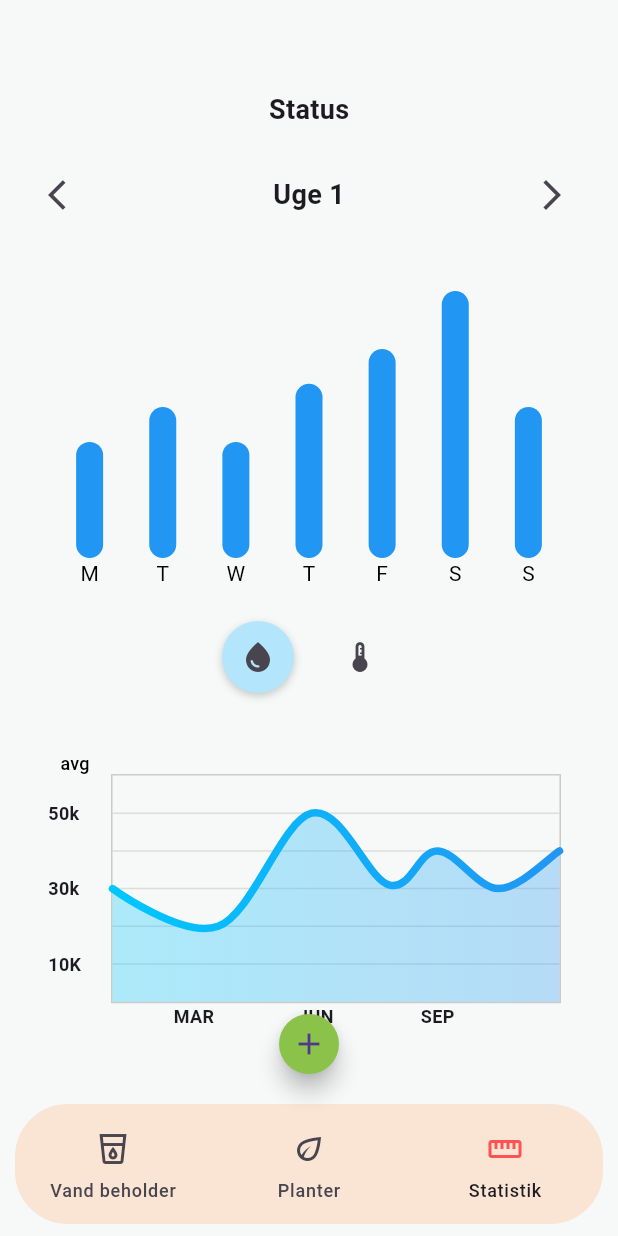
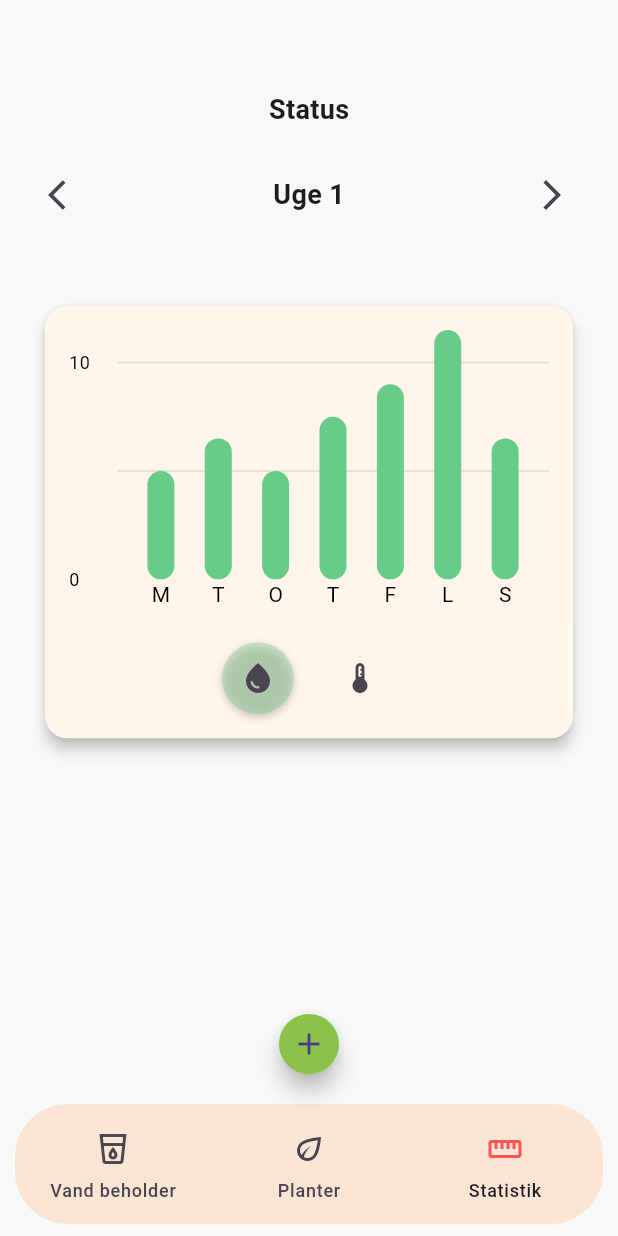
Before and after one commit to helene56/plant_monitor, a Flutter app: the screen it shows after launch, item 3 of the bottom bar chosen, on a phone screen of 412 x 824 dp. Run offline on Flutter 3.47's test engine with Material 3 defaults, Android fonts, the phone set to English and light mode, and no system bars; drawn by our look-alikes of fl_chart; our stand-ins replace flutter_blue_plus, flutter_riverpod, sqflite; missing offline and left inert: haptic_feedback; accounts and stored records are empty.

Commit message:
apply new colors and card

```diff
--- a/lib/pages/statistics.dart
+++ b/lib/pages/statistics.dart
@@ -9,15 +9,7 @@ class MyStats extends StatefulWidget {
 }
 
 class _MyStatsState extends State<MyStats> {
-  final List<String> _dropdownItems = ['choice 1', 'choice 2'];
-  String? _selectedDropdownValue;
   _SelectedButton _selectedButton = _SelectedButton.water;
-
-  @override
-  void initState() {
-    super.initState();
-    _selectedDropdownValue = _dropdownItems.first;
-  }
 
   @override
   Widget build(BuildContext context) {
@@ -31,20 +23,6 @@ class _MyStatsState extends State<MyStats> {
               'Status',
               style: TextStyle(fontSize: 18, fontWeight: FontWeight.bold),
             ),
-            // DropdownButton<String>(
-            //   value: _selectedDropdownValue,
-            //   onChanged: (String? newValue) {
-            //     setState(() {
-            //       _selectedDropdownValue = newValue;
-            //     });
-            //   },
-            //   items: _dropdownItems.map<DropdownMenuItem<String>>((String value) {
-            //     return DropdownMenuItem<String>(
-            //       value: value,
-            //       child: Text(value),
-            //     );
-            //   }).toList(),
-            // ),
             const SizedBox(height: 20),
             Row(
               mainAxisAlignment: MainAxisAlignment.spaceBetween,
@@ -68,7 +46,23 @@ class _MyStatsState extends State<MyStats> {
               ],
             ),
             const SizedBox(height: 40),
-            const SizedBox(height: 200, child: _DailyBarChart()),
+            Card(
+              elevation: 4,
+              margin: const EdgeInsets.symmetric(horizontal: 10, vertical: 10),
+              color: const Color.fromARGB(255, 255, 245, 235),
+              shape: RoundedRectangleBorder(
+                borderRadius: BorderRadius.circular(15),
+              ),
+              child: Padding(
+                padding: const EdgeInsets.all(16.0),
+                child: Column(
+                  children: [
+                    AspectRatio(
+                      aspectRatio: 1.70,
+                      child: _selectedButton == _SelectedButton.water
+                          ? _DailyBarChart()
+                          : _MonthlyLineChart(),
+                    ),
                     const SizedBox(height: 20),
                     Row(
                       mainAxisAlignment: MainAxisAlignment.center,
@@ -94,8 +88,10 @@ class _MyStatsState extends State<MyStats> {
                         ),
                       ],
                     ),
-            const SizedBox(height: 30),
-            _MonthlyLineChart(),
+                  ],
+                ),
+              ),
+            ),
           ],
         ),
       ),
@@ -122,13 +118,12 @@ class _SelectableIconButton extends StatelessWidget {
       duration: const Duration(milliseconds: 1),
       curve: Curves.easeInOut,
       decoration: BoxDecoration(
-        color: isSelected ? Colors.lightBlue[100] : Colors.transparent,
+        color: isSelected ? const Color(0xFF66CC88).withAlpha(77) : Colors.transparent,
         borderRadius: BorderRadius.circular(24),
-        boxShadow:
-            isSelected
+        boxShadow: isSelected
             ? [
                 BoxShadow(
-                    color: Colors.black.withValues(alpha: 0.2),
+                  color: Colors.black.withAlpha(51),
                   blurRadius: 4.0,
                   offset: const Offset(0, 2),
                 ),
@@ -153,10 +148,29 @@ class _DailyBarChart extends StatelessWidget {
     return BarChart(
       BarChartData(
         borderData: FlBorderData(show: false),
-        gridData: const FlGridData(show: false),
+        gridData: FlGridData(
+          show: true,
+          drawVerticalLine: false,
+          getDrawingHorizontalLine: (value) {
+            return FlLine(
+              color: Colors.grey.withAlpha(77),
+              strokeWidth: 1,
+            );
+          },
+        ),
         titlesData: FlTitlesData(
-          leftTitles: const AxisTitles(
-            sideTitles: SideTitles(showTitles: false),
+          leftTitles: AxisTitles(
+            sideTitles: SideTitles(
+              showTitles: true,
+              reservedSize: 32,
+              getTitlesWidget: (value, meta) {
+                const style = TextStyle(color: Colors.black, fontSize: 12);
+                if (value % 2 == 0) {
+                  return Text(value.toStringAsFixed(0), style: style);
+                }
+                return const Text('');
+              },
+            ),
           ),
           topTitles: const AxisTitles(
             sideTitles: SideTitles(showTitles: false),
@@ -175,13 +189,13 @@ class _DailyBarChart extends StatelessWidget {
                   case 1:
                     return const Text('T', style: style);
                   case 2:
-                    return const Text('W', style: style);
+                    return const Text('O', style: style);
                   case 3:
                     return const Text('T', style: style);
                   case 4:
                     return const Text('F', style: style);
                   case 5:
-                    return const Text('S', style: style);
+                    return const Text('L', style: style);
                   case 6:
                     return const Text('S', style: style);
                   default:
@@ -194,40 +208,39 @@ class _DailyBarChart extends StatelessWidget {
         barGroups: [
           BarChartGroupData(
             x: 0,
-            barRods: [BarChartRodData(toY: 5, color: Colors.blue, width: 18)],
+            barRods: [BarChartRodData(toY: 5, color: const Color(0xFF66CC88), width: 18)],
           ),
           BarChartGroupData(
             x: 1,
-            barRods: [BarChartRodData(toY: 6.5, color: Colors.blue, width: 18)],
+            barRods: [BarChartRodData(toY: 6.5, color: const Color(0xFF66CC88), width: 18)],
           ),
           BarChartGroupData(
             x: 2,
-            barRods: [BarChartRodData(toY: 5, color: Colors.blue, width: 18)],
+            barRods: [BarChartRodData(toY: 5, color: const Color(0xFF66CC88), width: 18)],
           ),
           BarChartGroupData(
             x: 3,
-            barRods: [BarChartRodData(toY: 7.5, color: Colors.blue, width: 18)],
+            barRods: [BarChartRodData(toY: 7.5, color: const Color(0xFF66CC88), width: 18)],
           ),
           BarChartGroupData(
             x: 4,
-            barRods: [BarChartRodData(toY: 9, color: Colors.blue, width: 18)],
+            barRods: [BarChartRodData(toY: 9, color: const Color(0xFF66CC88), width: 18)],
           ),
           BarChartGroupData(
             x: 5,
             barRods: [
-              BarChartRodData(toY: 11.5, color: Colors.blue, width: 18),
+              BarChartRodData(toY: 11.5, color: const Color(0xFF66CC88), width: 18),
             ],
           ),
           BarChartGroupData(
             x: 6,
-            barRods: [BarChartRodData(toY: 6.5, color: Colors.blue, width: 18)],
+            barRods: [BarChartRodData(toY: 6.5, color: const Color(0xFF66CC88), width: 18)],
           ),
         ],
       ),
     );
   }
 }
-
 
 class _MonthlyLineChart extends StatefulWidget {
   const _MonthlyLineChart();
@@ -240,27 +253,22 @@ class _MonthlyLineChartState extends State<_MonthlyLineChart> {
   bool showAvg = false;
 
   final List<Color> gradientColors = [
-    const Color(0xFF00C7FF),
-    Colors.blue,
+    const Color(0xFF66CC88),
+    const Color(0xFF66CC88).withAlpha(127)
   ];
 
   @override
   Widget build(BuildContext context) {
     return Stack(
       children: <Widget>[
-        AspectRatio(
-          aspectRatio: 1.70,
-          child: Padding(
+        Padding(
           padding: const EdgeInsets.only(
             right: 18,
             left: 12,
             top: 24,
             bottom: 12,
           ),
-            child: LineChart(
-              showAvg ? _avgData() : _mainData(),
-            ),
-          ),
+          child: LineChart(showAvg ? _avgData() : _mainData()),
         ),
         SizedBox(
           width: 60,
@@ -275,7 +283,9 @@ class _MonthlyLineChartState extends State<_MonthlyLineChart> {
               'avg',
               style: TextStyle(
                 fontSize: 12,
-                color: showAvg ? Colors.black.withValues(alpha: 0.5) : Colors.black,
+                color: showAvg
+                    ? Colors.black.withAlpha(127)
+                    : Colors.black,
               ),
             ),
           ),
@@ -285,10 +295,7 @@ class _MonthlyLineChartState extends State<_MonthlyLineChart> {
   }
 
   Widget _bottomTitleWidgets(double value, TitleMeta meta) {
-    const style = TextStyle(
-      fontWeight: FontWeight.bold,
-      fontSize: 12,
-    );
+    const style = TextStyle(fontWeight: FontWeight.bold, fontSize: 12);
     switch (value.toInt()) {
       case 2:
         return const Text('MAR', style: style);
@@ -302,10 +309,7 @@ class _MonthlyLineChartState extends State<_MonthlyLineChart> {
   }
 
   Widget _leftTitleWidgets(double value, TitleMeta meta) {
-    const style = TextStyle(
-      fontWeight: FontWeight.bold,
-      fontSize: 12,
-    );
+    const style = TextStyle(fontWeight: FontWeight.bold, fontSize: 12);
     String text;
     switch (value.toInt()) {
       case 1:
@@ -333,20 +337,19 @@ class _MonthlyLineChartState extends State<_MonthlyLineChart> {
         verticalInterval: 1,
         getDrawingHorizontalLine: (value) {
           return FlLine(
-            color: Colors.grey.withValues(alpha: 0.3),
+            color: Colors.grey.withAlpha(77),
             strokeWidth: 1,
           );
         },
         getDrawingVerticalLine: (value) {
-          return const FlLine(
-            color: Colors.transparent,
-            strokeWidth: 1,
-          );
+          return const FlLine(color: Colors.transparent, strokeWidth: 1);
         },
       ),
       titlesData: FlTitlesData(
         show: true,
-        rightTitles: const AxisTitles(sideTitles: SideTitles(showTitles: false)),
+        rightTitles: const AxisTitles(
+          sideTitles: SideTitles(showTitles: false),
+        ),
         topTitles: const AxisTitles(sideTitles: SideTitles(showTitles: false)),
         bottomTitles: AxisTitles(
           sideTitles: SideTitles(
@@ -367,7 +370,7 @@ class _MonthlyLineChartState extends State<_MonthlyLineChart> {
       ),
       borderData: FlBorderData(
         show: true,
-        border: Border.all(color: Colors.grey.withValues(alpha: 0.5), width: 1),
+        border: Border.all(color: Colors.grey.withAlpha(127), width: 1),
       ),
       minX: 0,
       maxX: 11,
@@ -392,7 +395,9 @@ class _MonthlyLineChartState extends State<_MonthlyLineChart> {
           belowBarData: BarAreaData(
             show: true,
             gradient: LinearGradient(
-              colors: gradientColors.map((color) => color.withValues(alpha: 0.3)).toList(),
+              colors: gradientColors
+                  .map((color) => color.withAlpha(77))
+                  .toList(),
             ),
           ),
         ),
@@ -409,14 +414,11 @@ class _MonthlyLineChartState extends State<_MonthlyLineChart> {
         verticalInterval: 1,
         horizontalInterval: 1,
         getDrawingVerticalLine: (value) {
-          return const FlLine(
-            color: Colors.transparent,
-            strokeWidth: 1,
-          );
+          return const FlLine(color: Colors.transparent, strokeWidth: 1);
         },
         getDrawingHorizontalLine: (value) {
           return FlLine(
-            color: Colors.grey.withValues(alpha: 0.3),
+            color: Colors.grey.withAlpha(77),
             strokeWidth: 1,
           );
         },
@@ -439,16 +441,14 @@ class _MonthlyLineChartState extends State<_MonthlyLineChart> {
             interval: 1,
           ),
         ),
-        topTitles: const AxisTitles(
-          sideTitles: SideTitles(showTitles: false),
-        ),
+        topTitles: const AxisTitles(sideTitles: SideTitles(showTitles: false)),
         rightTitles: const AxisTitles(
           sideTitles: SideTitles(showTitles: false),
         ),
       ),
       borderData: FlBorderData(
         show: true,
-        border: Border.all(color: Colors.grey.withValues(alpha: 0.5), width: 1),
+        border: Border.all(color: Colors.grey.withAlpha(127), width: 1),
       ),
       minX: 0,
       maxX: 11,
@@ -468,8 +468,14 @@ class _MonthlyLineChartState extends State<_MonthlyLineChart> {
           isCurved: true,
           gradient: LinearGradient(
             colors: [
-              ColorTween(begin: gradientColors[0], end: gradientColors[1]).lerp(0.2)!,
-              ColorTween(begin: gradientColors[0], end: gradientColors[1]).lerp(0.2)!,
+              ColorTween(
+                begin: gradientColors[0],
+                end: gradientColors[1],
+              ).lerp(0.2)!,
+              ColorTween(
+                begin: gradientColors[0],
+                end: gradientColors[1],
+              ).lerp(0.2)!,
             ],
           ),
           barWidth: 5,
@@ -479,12 +485,14 @@ class _MonthlyLineChartState extends State<_MonthlyLineChart> {
             show: true,
             gradient: LinearGradient(
               colors: [
-                ColorTween(begin: gradientColors[0], end: gradientColors[1])
-                    .lerp(0.2)!
-                    .withValues(alpha: 0.1),
-                ColorTween(begin: gradientColors[0], end: gradientColors[1])
-                    .lerp(0.2)!
-                    .withValues(alpha: 0.1),
+                ColorTween(
+                  begin: gradientColors[0],
+                  end: gradientColors[1],
+                ).lerp(0.2)!.withAlpha(25),
+                ColorTween(
+                  begin: gradientColors[0],
+                  end: gradientColors[1],
+                ).lerp(0.2)!.withAlpha(25),
               ],
             ),
           ),
```
Lines whose indentation alone changed are shown as unchanged.
